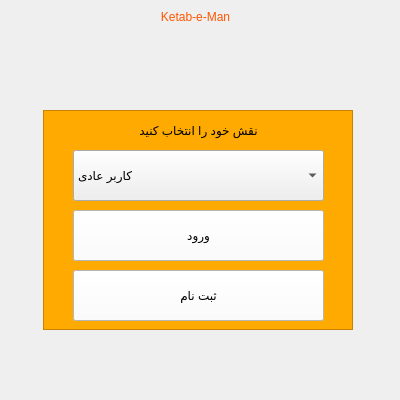
Above: loginwindow.ui from mozali1386-alt/Ketab_e_Man before the change. Below: the same form after it.
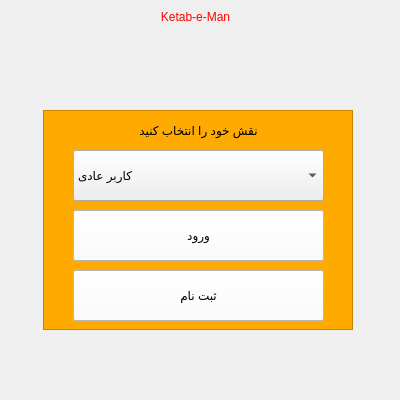
That is the form after the change. Icons and pictures are not drawn.

```diff
--- a/loginwindow.ui
+++ b/loginwindow.ui
@@ -153,7 +153,7 @@
     </property>
     <property name="styleSheet">
      <string notr="true">font: 36pt &quot;Segoe UI&quot;;
-color: rgb(255, 85, 0);</string>
+color: rgb(255, 0, 0);</string>
     </property>
     <property name="text">
      <string>Ketab-e-Man</string>
```
